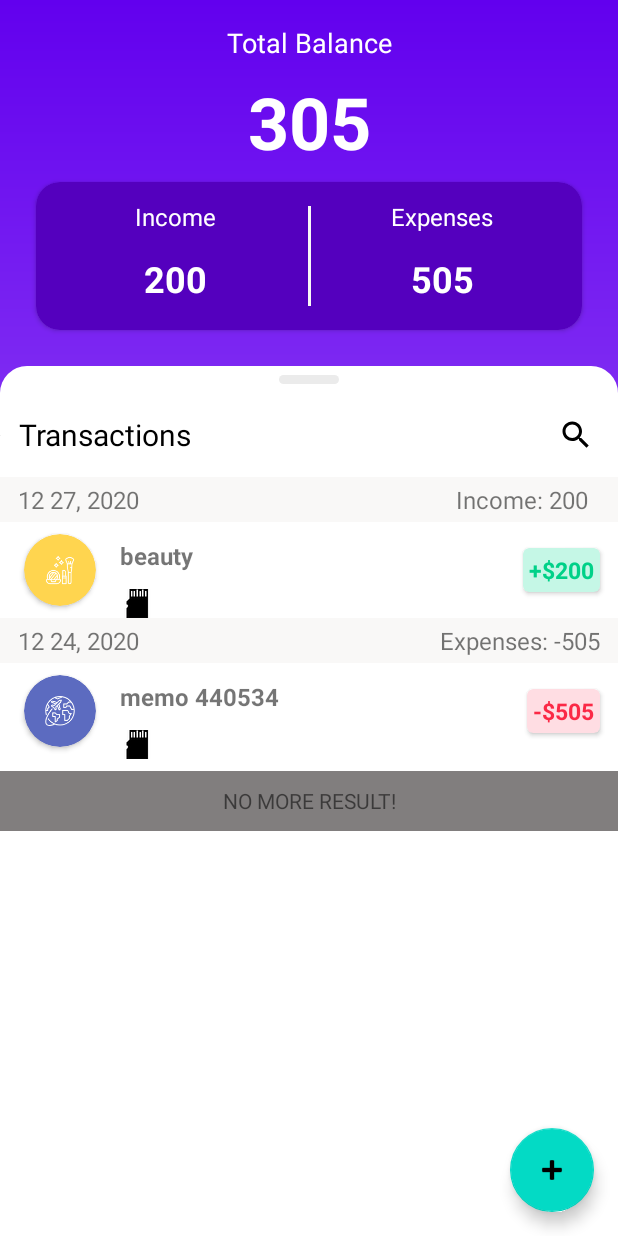
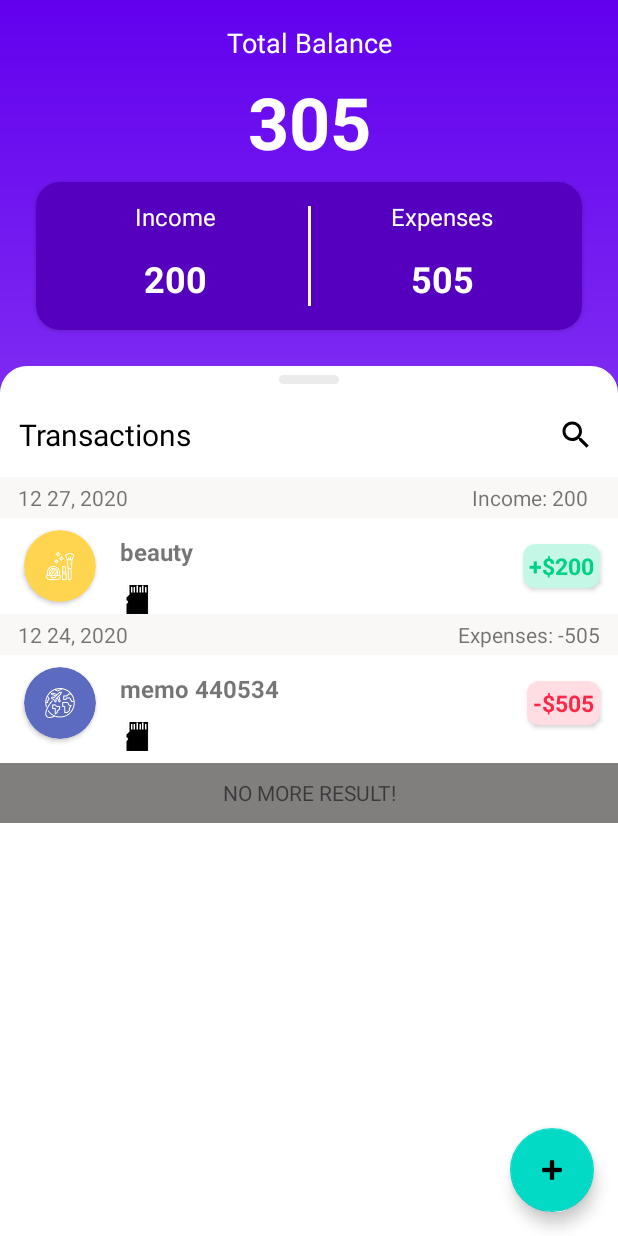
Before and after one commit to mahdi-hosseinnion/Jibam, an Android app: the screen it shows after launch (MainActivity), after a tap on "200", on a phone screen of 412 x 824 dp. Run offline under Robolectric (Android 15) with nearby library versions, the phone set to English and light mode, and no system bars; our stand-ins replace Dagger/Hilt's generated code, Room's generated code, navigation-ui; pictures from the network do not load; 1 other tap on this screen came first.

Commit message:
fix some ui issue

```diff
--- a/app/src/main/java/com/example/jibi/ui/main/transaction/TransactionFragment.kt
+++ b/app/src/main/java/com/example/jibi/ui/main/transaction/TransactionFragment.kt
@@ -7,8 +7,10 @@ import android.util.TypedValue
 import android.view.View
 import android.view.ViewGroup
 import android.view.ViewTreeObserver
+import android.widget.LinearLayout
 import android.widget.Toast
 import androidx.cardview.widget.CardView
+import androidx.coordinatorlayout.widget.CoordinatorLayout
 import androidx.core.view.setPadding
 import androidx.lifecycle.Observer
 import androidx.lifecycle.ViewModelProvider
@@ -49,15 +51,15 @@ constructor(
 
     private lateinit var recyclerAdapter: TransactionListAdapter
 
-    private val bottomSheetBehavior by lazy {
-        BottomSheetBehavior.from(main_standardBottomSheet)
-    }
+    private lateinit var bottomSheetBehavior: BottomSheetBehavior<LinearLayout>
+
+    private var bottomSheetPeekHeight = 0
 
     private var closeBottomWidth = 0
     private var bottomSheetRadios = 0
     private var lastRecyclerState = 0
 
-    val bottomSheetCallback = object : BottomSheetBehavior.BottomSheetCallback() {
+    private val bottomSheetCallback = object : BottomSheetBehavior.BottomSheetCallback() {
 
         override fun onStateChanged(bottomSheet: View, newState: Int) {
             if (BottomSheetBehavior.STATE_EXPANDED == newState) {
@@ -121,7 +123,7 @@ constructor(
         closeBottomWidth = convertDpToPx(56)
         bottomSheetRadios = convertDpToPx(18)
 
-        bottomSheetBehavior.addBottomSheetCallback(bottomSheetCallback)
+        bottomSheetBehavior = BottomSheetBehavior.from(main_standardBottomSheet)
 
         initRecyclerView()
         subscribeObservers()
@@ -177,7 +179,7 @@ constructor(
     private fun showBottomSheet() {
 //        activity?.let {
         val modalBottomSheet =
-            CreateNewTransBottomSheet(viewModel.viewState.value!!.categoryList!!,requestManager)
+            CreateNewTransBottomSheet(viewModel.viewState.value!!.categoryList!!, requestManager)
 //            modalBottomSheet.show(it.supportFragmentManager, "CreateNewTransBottomSheet")
 //        }
         modalBottomSheet.show(parentFragmentManager, "CreateNewTransBottomSheet")
@@ -244,7 +246,7 @@ constructor(
         transaction_recyclerView.apply {
             layoutManager = LinearLayoutManager(this@TransactionFragment.context)
             recyclerAdapter = object : TransactionListAdapter(
-                requestManager ,
+                requestManager,
                 this@TransactionFragment,
                 this@TransactionFragment.requireActivity().packageName
             ) {
@@ -294,7 +296,7 @@ constructor(
 
     override fun onResume() {
         super.onResume()
-
+        Log.d(TAG, "onResume: called")
         //set bottom sheet peek height
         fragment_transacion_root.viewTreeObserver.addOnGlobalLayoutListener(object :
             ViewTreeObserver.OnGlobalLayoutListener {
@@ -302,10 +304,16 @@ constructor(
                 fragment_transacion_root.viewTreeObserver.removeOnGlobalLayoutListener(this)
                 val rootHeight = fragment_transacion_root.height
                 val layoutHeight = transaction_fragment_view.height
-                bottomSheetBehavior.peekHeight = (rootHeight - layoutHeight)
+                Log.d(TAG, "onGlobalLayout: rootHeight:$rootHeight and layoutHeight $layoutHeight ")
+                if (bottomSheetPeekHeight < 1) {
+                    bottomSheetPeekHeight = rootHeight - layoutHeight
+                }
+                bottomSheetBehavior.peekHeight = bottomSheetPeekHeight
             }
 
         })
+
+        bottomSheetBehavior.addBottomSheetCallback(bottomSheetCallback)
 
         uiCommunicationListener.hideToolbar()
 
--- a/app/src/main/java/com/example/jibi/ui/main/transaction/TransactionListAdapter.kt
+++ b/app/src/main/java/com/example/jibi/ui/main/transaction/TransactionListAdapter.kt
@@ -280,7 +280,7 @@ abstract class TransactionListAdapter(
             )
             //TODO
 //            itemView.card
-            itemView.cardView.setCardBackgroundColor(resources.getColor(listOfColor[(category.id+1)]))
+            itemView.cardView.setCardBackgroundColor(resources.getColor(listOfColor[(category.id + 1)]))
             requestManager
                 ?.load(categoryImageUrl)
                 ?.centerInside()
--- a/app/src/main/res/layout/layout_transacion_header.xml
+++ b/app/src/main/res/layout/layout_transacion_header.xml
@@ -25,7 +25,7 @@
             android:layout_height="wrap_content"
             android:layout_marginStart="4dp"
             android:text=""
-            android:textSize="16sp"
+            android:textSize="14sp"
             app:layout_constraintBottom_toBottomOf="parent"
             app:layout_constraintStart_toStartOf="parent"
             app:layout_constraintTop_toTopOf="parent"
@@ -41,7 +41,7 @@
             android:gravity="center"
             android:text=""
 
-            android:textSize="16sp"
+            android:textSize="14sp"
             app:layout_constraintBottom_toBottomOf="parent"
             app:layout_constraintEnd_toStartOf="@+id/header_expenses_sum"
             app:layout_constraintTop_toTopOf="parent"
@@ -56,7 +56,7 @@
             android:layout_marginEnd="4dp"
             android:gravity="end"
             android:text=""
-            android:textSize="16sp"
+            android:textSize="14sp"
             app:layout_constraintBottom_toBottomOf="parent"
             app:layout_constraintEnd_toEndOf="parent"
             app:layout_constraintTop_toTopOf="parent"
--- a/app/src/main/res/layout/layout_transaction_list_item.xml
+++ b/app/src/main/res/layout/layout_transaction_list_item.xml
@@ -32,12 +32,12 @@
             android:id="@+id/category_image"
             android:layout_width="match_parent"
             android:layout_height="match_parent"
+            android:layout_gravity="center"
             android:padding="14dp"
-            android:layout_gravity="center"
-            android:scaleType="center"/>
-<!--        best size 24-->
-<!--            tools:srcCompat="@drawable/ic_cat_travel"/>-->
-<!--            app:tint="@color/black" />-->
+            android:scaleType="center" />
+        <!--        best size 24-->
+        <!--            tools:srcCompat="@drawable/ic_cat_travel"/>-->
+        <!--            app:tint="@color/black" />-->
     </androidx.cardview.widget.CardView>
 
     <LinearLayout
@@ -70,11 +70,11 @@
             android:layout_height="0dp"
             android:layout_gravity="center"
             android:layout_weight="30"
-            app:drawableTint="@color/black"
             android:gravity="center|start"
             android:padding="4dp"
             android:textStyle="normal"
             app:drawableStartCompat="@android:drawable/stat_notify_sdcard"
+            app:drawableTint="@color/black"
             app:layout_constraintBottom_toBottomOf="parent"
             app:layout_constraintEnd_toStartOf="@+id/price"
             app:layout_constraintStart_toEndOf="@+id/cardView"
@@ -93,12 +93,14 @@
         android:layout_marginEnd="4dp"
         android:layout_marginBottom="4dp"
         android:foregroundGravity="center"
-        app:cardCornerRadius="4dp"
+        android:padding="4dp"
         app:layout_constraintBottom_toBottomOf="parent"
         app:layout_constraintEnd_toEndOf="parent"
         app:layout_constraintHorizontal_bias="1.0"
         app:layout_constraintStart_toEndOf="@+id/linear"
-        app:layout_constraintTop_toTopOf="parent">
+        app:layout_constraintTop_toTopOf="parent"
+        card_view:cardCornerRadius="8dp">
+
 
         <TextView
             android:id="@+id/price"
```
Also changed, not shown: app/src/main/java/com/example/jibi/ui/main/transaction/AddTransactionFragment.kt (+39 -2 lines).
